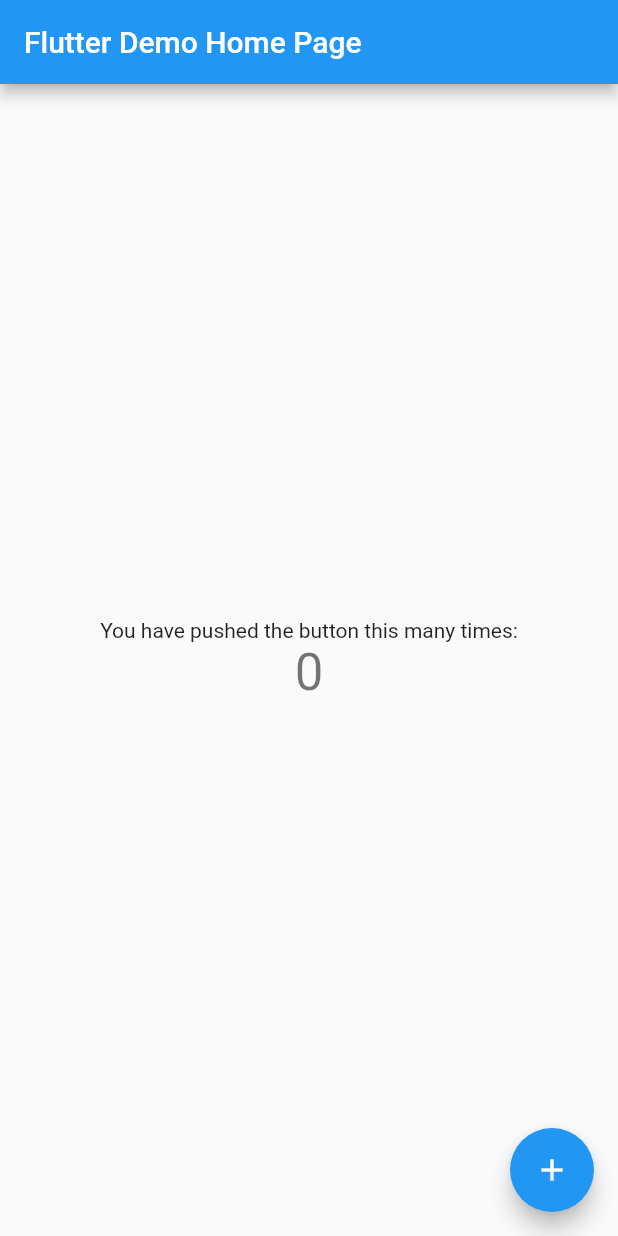
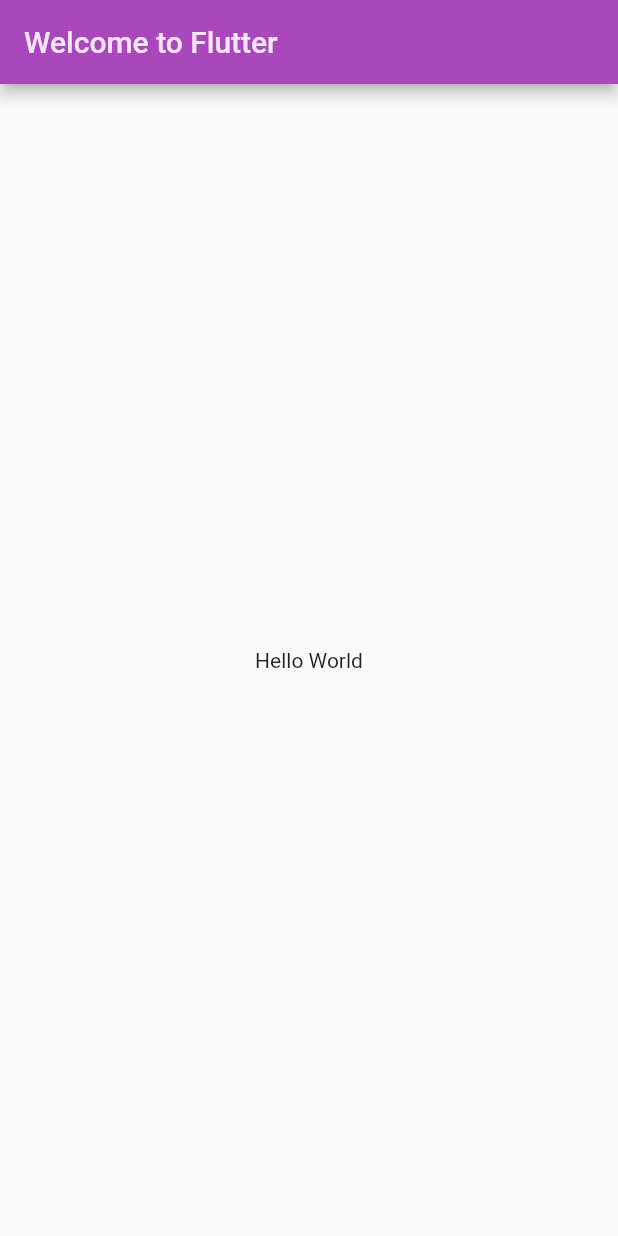
Before and after one commit to tabimansour/tamone, a Flutter app: the screen it shows after launch, on a phone screen of 412 x 824 dp. Run offline on Flutter 3.47's test engine with Material 2 defaults, Android fonts, the phone set to English and light mode, and no system bars.

Commit message:
Hello World

```diff
--- a/lib/main.dart
+++ b/lib/main.dart
@@ -1,115 +1,26 @@
 import 'package:flutter/material.dart';
 
 void main() {
-  runApp(const IncrementCounter());
+  runApp(const HelloWorld());
 }
 
-class IncrementCounter extends StatelessWidget {
-  const IncrementCounter({Key? key}) : super(key: key);
+class HelloWorld extends StatelessWidget {
+  const HelloWorld({Key? key}) : super(key: key);
 
-  // This widget is the root of your application.
   @override
   Widget build(BuildContext context) {
     return MaterialApp(
-      title: 'Flutter Demo',
-      theme: ThemeData(
-        // This is the theme of your application.
-        //
-        // Try running your application with "flutter run". You'll see the
-        // application has a blue toolbar. Then, without quitting the app, try
-        // changing the primarySwatch below to Colors.green and then invoke
-        // "hot reload" (press "r" in the console where you ran "flutter run",
-        // or simply save your changes to "hot reload" in a Flutter IDE).
-        // Notice that the counter didn't reset back to zero; the application
-        // is not restarted.
-        primarySwatch: Colors.blue,
+      title: 'Welcome to Flutter',
+      home: Scaffold(
+        appBar: AppBar(
+          backgroundColor: Colors.purple[400],
+          foregroundColor: Colors.purple[50],
+          title: const Text('Welcome to Flutter'),
+        ),
+        body: const Center(
+          child: Text('Hello World'),
+        ),
       ),
-      home: const MyHomePage(title: 'Flutter Demo Home Page'),
     );
   }
 }
-
-class MyHomePage extends StatefulWidget {
-  const MyHomePage({Key? key, required this.title}) : super(key: key);
-
-  // This widget is the home page of your application. It is stateful, meaning
-  // that it has a State object (defined below) that contains fields that affect
-  // how it looks.
-
-  // This class is the configuration for the state. It holds the values (in this
-  // case the title) provided by the parent (in this case the App widget) and
-  // used by the build method of the State. Fields in a Widget subclass are
-  // always marked "final".
-
-  final String title;
-
-  @override
-  State<MyHomePage> createState() => _MyHomePageState();
-}
-
-class _MyHomePageState extends State<MyHomePage> {
-  int _counter = 0;
-
-  void _incrementCounter() {
-    setState(() {
-      // This call to setState tells the Flutter framework that something has
-      // changed in this State, which causes it to rerun the build method below
-      // so that the display can reflect the updated values. If we changed
-      // _counter without calling setState(), then the build method would not be
-      // called again, and so nothing would appear to happen.
-      _counter++;
-    });
-  }
-
-  @override
-  Widget build(BuildContext context) {
-    // This method is rerun every time setState is called, for instance as done
-    // by the _incrementCounter method above.
-    //
-    // The Flutter framework has been optimized to make rerunning build methods
-    // fast, so that you can just rebuild anything that needs updating rather
-    // than having to individually change instances of widgets.
-    return Scaffold(
-      appBar: AppBar(
-        // Here we take the value from the MyHomePage object that was created by
-        // the App.build method, and use it to set our appbar title.
-        title: Text(widget.title),
-      ),
-      body: Center(
-        // Center is a layout widget. It takes a single child and positions it
-        // in the middle of the parent.
-        child: Column(
-          // Column is also a layout widget. It takes a list of children and
-          // arranges them vertically. By default, it sizes itself to fit its
-          // children horizontally, and tries to be as tall as its parent.
-          //
-          // Invoke "debug painting" (press "p" in the console, choose the
-          // "Toggle Debug Paint" action from the Flutter Inspector in Android
-          // Studio, or the "Toggle Debug Paint" command in Visual Studio Code)
-          // to see the wireframe for each widget.
-          //
-          // Column has various properties to control how it sizes itself and
-          // how it positions its children. Here we use mainAxisAlignment to
-          // center the children vertically; the main axis here is the vertical
-          // axis because Columns are vertical (the cross axis would be
-          // horizontal).
-          mainAxisAlignment: MainAxisAlignment.center,
-          children: <Widget>[
-            const Text(
-              'You have pushed the button this many times:',
-            ),
-            Text(
-              '$_counter',
-              style: Theme.of(context).textTheme.headline4,
-            ),
-          ],
-        ),
-      ),
-      floatingActionButton: FloatingActionButton(
-        onPressed: _incrementCounter,
-        tooltip: 'Increment',
-        child: const Icon(Icons.add),
-      ), // This trailing comma makes auto-formatting nicer for build methods.
-    );
-  }
-}
```
